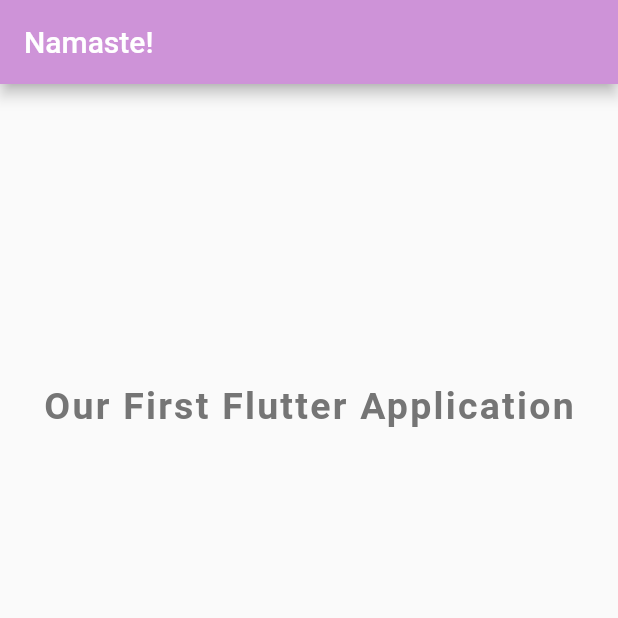
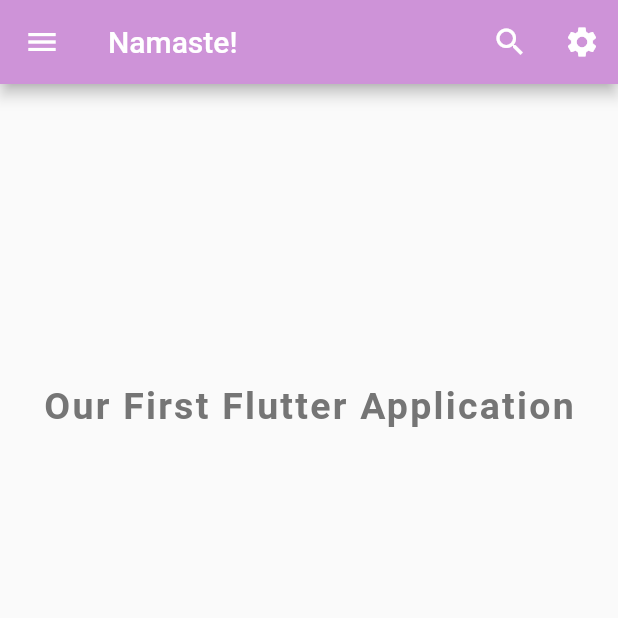
Before and after one commit to starter-project/repo1, a Flutter app: the screen it shows after launch, on a phone screen of 412 x 824 dp, the top half of it. Run offline on Flutter 3.47's test engine with Material 2 defaults, Android fonts, the phone set to English and light mode, and no system bars.

```diff
--- a/lib/main.dart
+++ b/lib/main.dart
@@ -7,7 +7,6 @@ class MyApp extends StatelessWidget {
   Widget build(BuildContext context) {
     return MaterialApp(
       home: HomePage(),
-      theme: ThemeData.light(),
     );
   }
 }
@@ -20,12 +19,30 @@ class HomePage extends StatefulWidget {
 
 class _HomePageState extends State<HomePage> {
   @override
+
+ String _var= 'Our First Flutter Application';
+
+   _onPressed({String response}){
+     setState(() {
+       _var= response;
+     });
+  }
   Widget build(BuildContext context) {
     return
      Scaffold(
        appBar: AppBar(title: Text('Namaste!'),
-         bottomOpacity: 3,
-         backgroundColor: Colors.purple[200]
+         leading: IconButton(icon:Icon(Icons.menu), onPressed:(){
+           _onPressed(response:'menu button pressed');
+         }),
+         backgroundColor: Colors.purple[200],
+           actions: <Widget>[
+             IconButton(icon:Icon(Icons.search), onPressed:() {
+               _onPressed(response: 'search button pressed');
+             }),
+             IconButton(icon: Icon(Icons.settings), onPressed:(){
+               _onPressed(response:'settings button pressed');
+             })
+           ],
        ),
 
 
@@ -36,7 +53,7 @@ class _HomePageState extends State<HomePage> {
                 children: <Widget>[
                   Padding(
                     padding: const EdgeInsets.only(top:200),
-                    child: Text('Our First Flutter Application',
+                    child: Text(_var,
                           style: TextStyle(
                             color: Colors.grey.shade600,
                             fontSize: 25,
```
